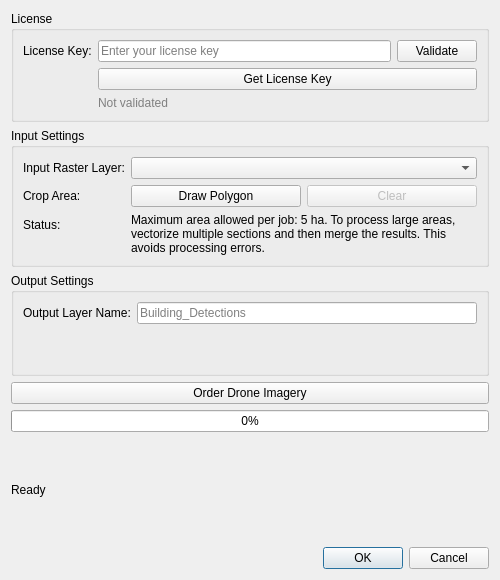
Qt form vec_plugin_dialog_base.ui (fw-qgis-vectorizer/QGIS_Plugin) before a commit.
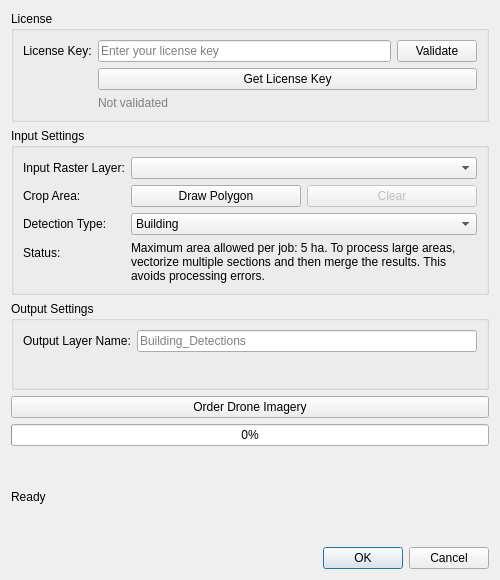
The same form after that commit.

Commit message:
Introducing Solar Panel detection and over all cleaner polygon results
Made-with: Cursor

What changed in the file:
```diff
--- a/vec_plugin_dialog_base.ui
+++ b/vec_plugin_dialog_base.ui
@@ -113,13 +113,34 @@
        </layout>
       </item>
       <item row="2" column="0">
+       <widget class="QLabel" name="detectionTypeLabel">
+        <property name="text">
+         <string>Detection Type:</string>
+        </property>
+       </widget>
+      </item>
+      <item row="2" column="1">
+       <widget class="QComboBox" name="detectionTypeCombo">
+        <item>
+         <property name="text">
+          <string>Building</string>
+         </property>
+        </item>
+        <item>
+         <property name="text">
+          <string>Solar Panel</string>
+         </property>
+        </item>
+       </widget>
+      </item>
+      <item row="3" column="0">
        <widget class="QLabel" name="cropStatusLabel">
         <property name="text">
          <string>Status:</string>
         </property>
        </widget>
       </item>
-      <item row="2" column="1">
+      <item row="3" column="1">
        <widget class="QLabel" name="cropStatusValueLabel">
         <property name="text">
          <string>Maximum area allowed per job: 5 ha. To process large areas, vectorize multiple sections and then merge the results. This avoids processing errors.</string>
```
The commit also changes 4 other files.
